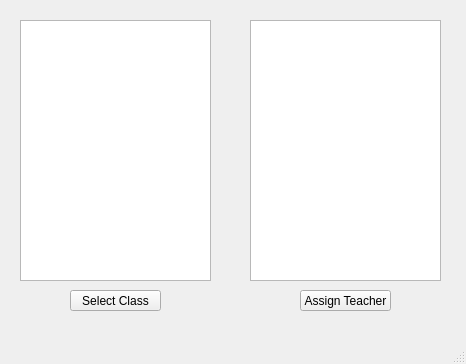
SDSMT-CSC464-F15/dancesoft, file Code/assign_teacher.ui: the form before one commit.
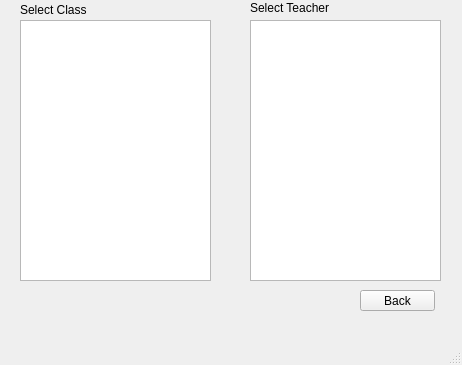
The form after the commit.

Commit message:
Some updates to admin teacher landing
updated: update_teacher, admin_landing,
Fixed assign teacher dialog bug
New page: Add_teacher (incomplete)

What changed in the file:
```diff
--- a/Code/assign_teacher.ui
+++ b/Code/assign_teacher.ui
@@ -6,8 +6,8 @@
    <rect>
     <x>0</x>
     <y>0</y>
-    <width>466</width>
-    <height>364</height>
+    <width>462</width>
+    <height>365</height>
    </rect>
   </property>
   <property name="windowTitle">
@@ -24,32 +24,6 @@
      </rect>
     </property>
    </widget>
-   <widget class="QPushButton" name="Assign_teacher_btn">
-    <property name="geometry">
-     <rect>
-      <x>300</x>
-      <y>290</y>
-      <width>91</width>
-      <height>21</height>
-     </rect>
-    </property>
-    <property name="text">
-     <string>Assign Teacher</string>
-    </property>
-   </widget>
-   <widget class="QPushButton" name="Select_class_btn">
-    <property name="geometry">
-     <rect>
-      <x>70</x>
-      <y>290</y>
-      <width>91</width>
-      <height>21</height>
-     </rect>
-    </property>
-    <property name="text">
-     <string>Select Class</string>
-    </property>
-   </widget>
    <widget class="QListView" name="Teacher_listView">
     <property name="geometry">
      <rect>
@@ -60,6 +34,45 @@
      </rect>
     </property>
    </widget>
+   <widget class="QLabel" name="Select_Class_label">
+    <property name="geometry">
+     <rect>
+      <x>20</x>
+      <y>0</y>
+      <width>191</width>
+      <height>20</height>
+     </rect>
+    </property>
+    <property name="text">
+     <string>Select Class</string>
+    </property>
+   </widget>
+   <widget class="QLabel" name="Select_Teacher_label">
+    <property name="geometry">
+     <rect>
+      <x>250</x>
+      <y>0</y>
+      <width>191</width>
+      <height>16</height>
+     </rect>
+    </property>
+    <property name="text">
+     <string>Select Teacher</string>
+    </property>
+   </widget>
+   <widget class="QPushButton" name="Assign_teacher_back_btn">
+    <property name="geometry">
+     <rect>
+      <x>360</x>
+      <y>290</y>
+      <width>75</width>
+      <height>21</height>
+     </rect>
+    </property>
+    <property name="text">
+     <string>Back</string>
+    </property>
+   </widget>
   </widget>
   <widget class="QMenuBar" name="menubar">
    <property name="geometry">
```
Left out of the diff: 2 changed lines with no effect on the pictures. The commit also changes 11 other files.
